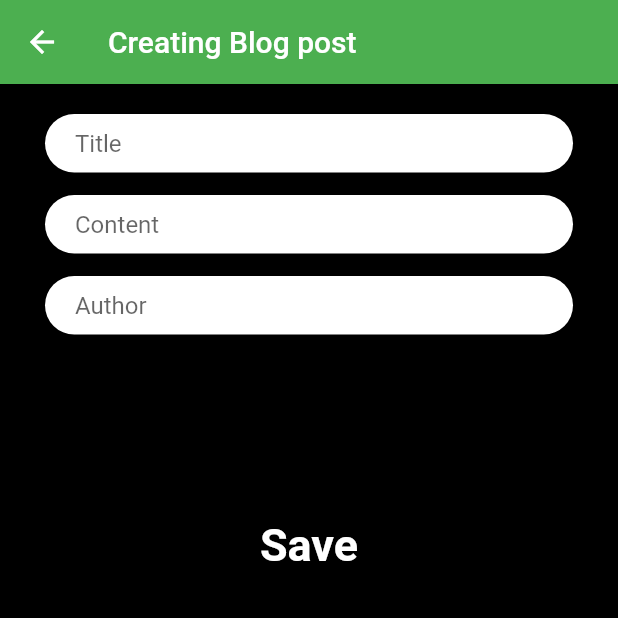
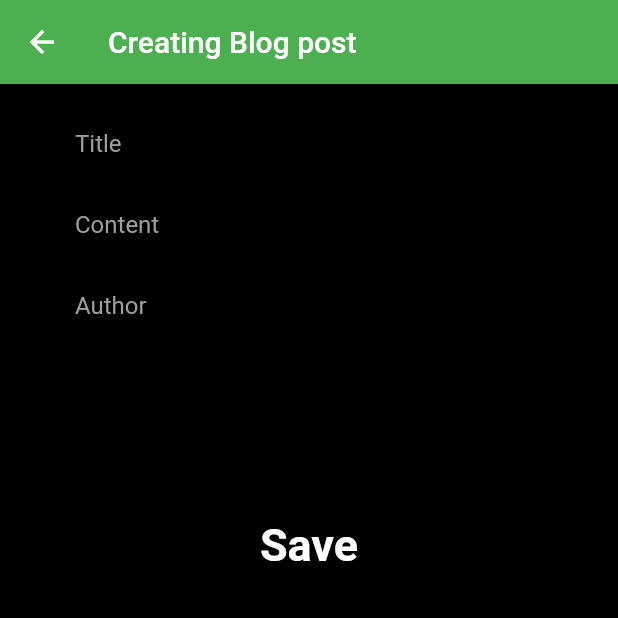
Before and after one commit to Optimus-ged/deep_mobile_learning, a Flutter app: the BlogPostModify screen opened directly, on a phone screen of 412 x 824 dp, the top half of it. Run offline on Flutter 3.47's test engine with Material 2 defaults, Android fonts, the phone set to English and light mode, and no system bars; our stand-ins replace get_it.

Commit message:
Adding comments to our code

```diff
--- a/lib/pages/blog_post_modify.dart
+++ b/lib/pages/blog_post_modify.dart
@@ -107,13 +107,17 @@ Widget myTextField({TextEditingController controller, @required hint}) {
   return Padding(
     padding: const EdgeInsets.only(bottom: 15, left: 30, right: 30),
     child: Container(
-      decoration: BoxDecoration(
-          color: Colors.white, borderRadius: BorderRadius.circular(30)),
       padding: EdgeInsets.symmetric(horizontal: 20, vertical: 10),
       child: TextField(
+        style: TextStyle(color: Colors.white),
         controller: controller,
         cursorColor: Colors.green,
-        decoration: InputDecoration.collapsed(hintText: hint),
+        decoration: InputDecoration.collapsed(
+          hintText: hint,
+          hintStyle: TextStyle(color: Colors.grey),
+          fillColor: Colors.green,
+          hoverColor: Colors.green,
+        ),
       ),
     ),
   );
--- a/lib/view_model/blog_post_vm.dart
+++ b/lib/view_model/blog_post_vm.dart
@@ -96,11 +96,13 @@ class BlogPostViewModel {
     );
   }
 
+  // Adding new Data
   void addBlogPost(blogPost) {
     _blogPost.add(blogPost);
     _inBlogPost.add(_blogPost);
   }
 
+  // Updating existing data
   void updateBlogPost(BlogPost blogPost) {
     final index =
         _blogPost.indexOf(_blogPost.where((bp) => bp.id == blogPost.id).first);
@@ -108,8 +110,15 @@ class BlogPostViewModel {
     _inBlogPost.add(_blogPost);
   }
 
+  // Deleting an Existing data
   void deleteBlogPost(int id) {
     _blogPost.removeWhere((bp) => bp.id == id);
     _inBlogPost.add(_blogPost);
   }
+
+  // This method close dispose our stream\
+  // but we do not use it for the moment
+  void dispose() {
+    _blogPostListController.close();
+  }
 }
```
